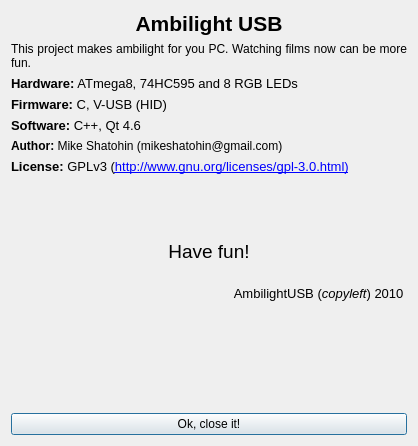
Qt form Software/src/aboutdialog.ui (Atarity/Lightpack) before a commit.
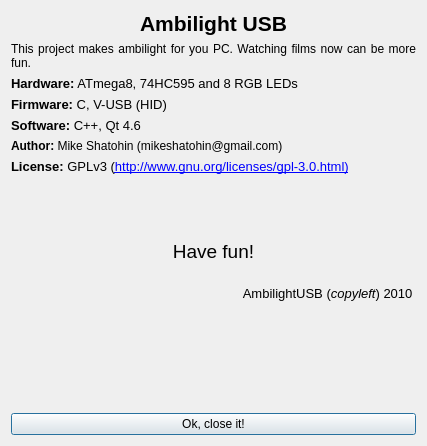
The same form after that commit. Icons and pictures are not drawn.

Commit message: Software: About dialog: update translation

```diff
--- a/Software/src/aboutdialog.ui
+++ b/Software/src/aboutdialog.ui
@@ -6,7 +6,7 @@
    <rect>
     <x>0</x>
     <y>0</y>
-    <width>418</width>
+    <width>427</width>
     <height>446</height>
    </rect>
   </property>
@@ -159,6 +159,18 @@
    </item>
    <item>
     <widget class="QLabel" name="label_8">
+     <property name="sizePolicy">
+      <sizepolicy hsizetype="Minimum" vsizetype="Preferred">
+       <horstretch>0</horstretch>
+       <verstretch>0</verstretch>
+      </sizepolicy>
+     </property>
+     <property name="minimumSize">
+      <size>
+       <width>409</width>
+       <height>0</height>
+      </size>
+     </property>
      <property name="text">
       <string>&lt;!DOCTYPE HTML PUBLIC &quot;-//W3C//DTD HTML 4.0//EN&quot; &quot;http://www.w3.org/TR/REC-html40/strict.dtd&quot;&gt;
 &lt;html&gt;&lt;head&gt;&lt;meta name=&quot;qrichtext&quot; content=&quot;1&quot; /&gt;&lt;style type=&quot;text/css&quot;&gt;
```
The commit also changes 1 other file.
